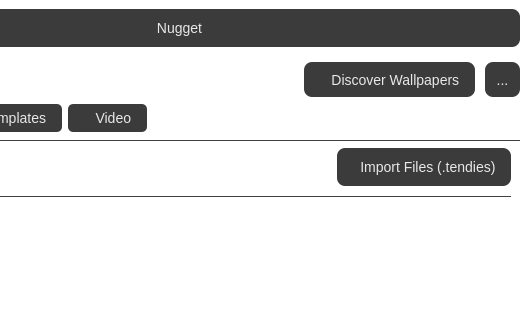
leminlimez/Nugget, file src/qt/mainwindow.ui: the form before one commit; both pictures show x 471 to 1000 and y 0 to 320 of the 1000 by 600 pixel window.
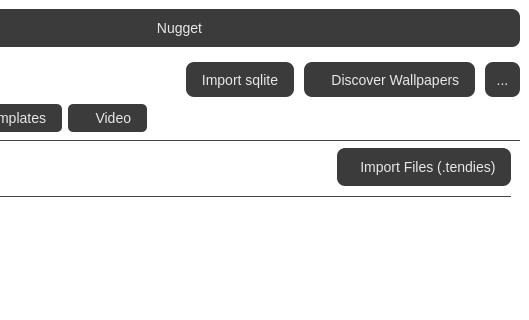
The form after the commit. The open tabs and pages were chosen to show the change. Icons and pictures are not drawn.

What changed in the file:
```diff
--- a/src/qt/mainwindow.ui
+++ b/src/qt/mainwindow.ui
@@ -8631,6 +8631,20 @@
                    </property>
                   </spacer>
                  </item>
+                 <item>
+                  <widget class="QLabel" name="pbDBLbl">
+                   <property name="text">
+                    <string>sqlite: None</string>
+                   </property>
+                  </widget>
+                 </item>
+                 <item>
+                  <widget class="QToolButton" name="pbDBBtn">
+                   <property name="text">
+                    <string>Import sqlite</string>
+                   </property>
+                  </widget>
+                 </item>
                  <item>
                   <widget class="QToolButton" name="findPBBtn">
                    <property name="cursor">
```
